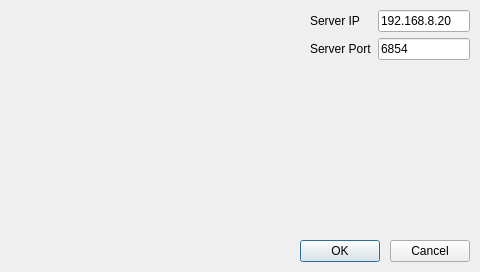
Before: the Qt Designer form controller/forms/dialog_config_menu.ui in papalou/chipbot, drawn with Qt 5.
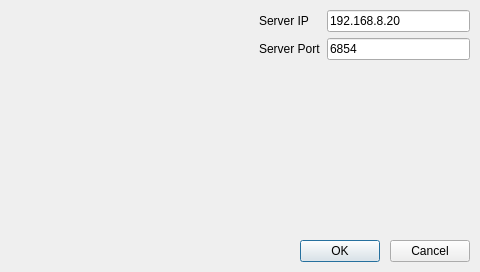
After: the same form once the commit is applied.

Commit message: [controller] fix dialog menu config

What changed in the file:
```diff
--- a/controller/forms/dialog_config_menu.ui
+++ b/controller/forms/dialog_config_menu.ui
@@ -54,9 +54,9 @@
   <widget class="QWidget" name="formLayoutWidget">
    <property name="geometry">
     <rect>
-     <x>310</x>
+     <x>259</x>
      <y>10</y>
-     <width>160</width>
+     <width>211</width>
      <height>61</height>
     </rect>
    </property>
```
The commit also changes 4 other files.
